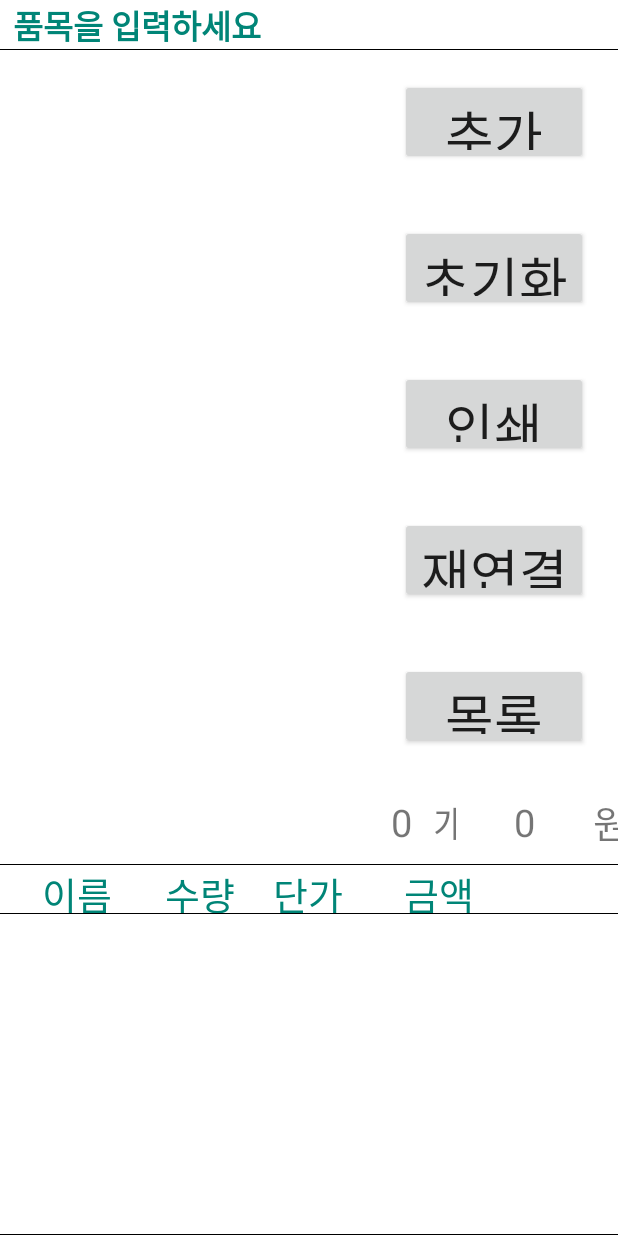
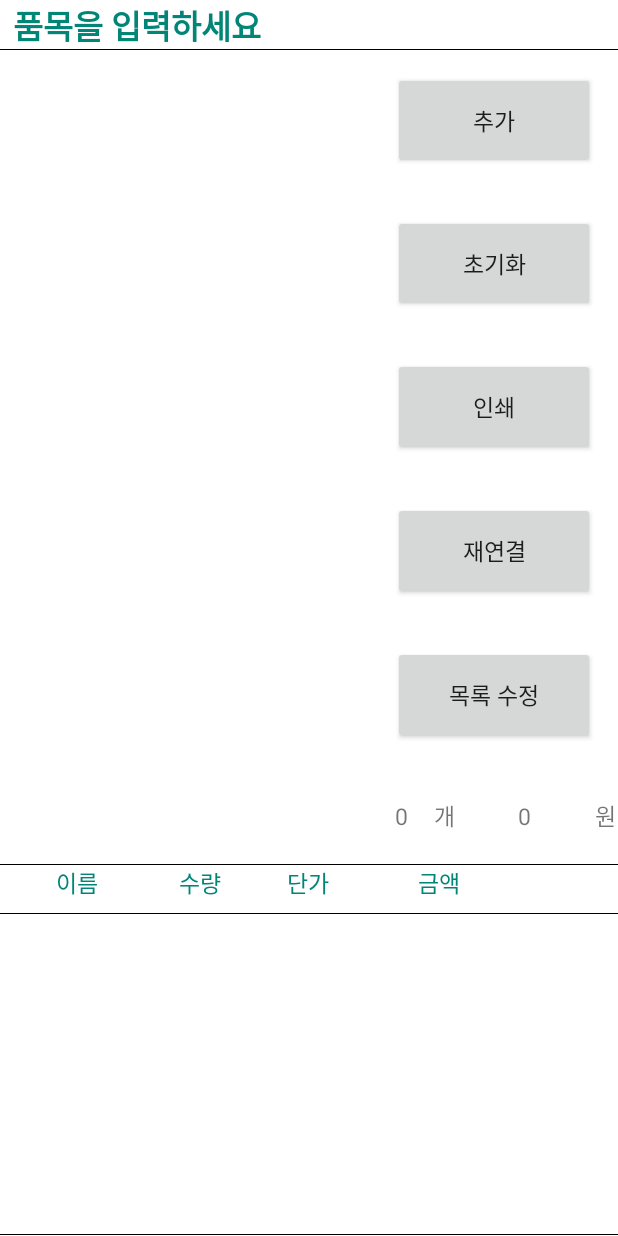
Before and after one commit to hyeonslove/Java-JejuCacutsFarmProject, an Android app: the layout activity_main.xml on its own in the app's theme, with its tools: preview values and no code run, on a phone screen of 412 x 824 dp. Run offline under Robolectric (Android 15) with nearby library versions, the phone set to English and light mode, and no system bars.

Commit message:
Version_2.000

```diff
--- a/app/src/main/res/layout/activity_main.xml
+++ b/app/src/main/res/layout/activity_main.xml
@@ -66,41 +66,41 @@
                 android:layout_width="match_parent"
                 android:layout_height="0dp"
                 android:layout_weight="10"
-                android:layout_margin="20dp"
+                android:layout_margin="15dp"
                 android:text="추가"
-                android:textSize="35sp"/>
+                android:textSize="15sp"/>
             <Button
                 android:onClick="resetButton_onClick"
                 android:layout_width="match_parent"
                 android:layout_height="0dp"
                 android:layout_weight="10"
-                android:layout_margin="20dp"
+                android:layout_margin="15sp"
                 android:text="초기화"
-                android:textSize="35sp" />
+                android:textSize="15sp" />
             <Button
                 android:onClick="printButton_onClick"
                 android:layout_width="match_parent"
                 android:layout_height="0dp"
                 android:layout_weight="10"
-                android:layout_margin="20dp"
+                android:layout_margin="15dp"
                 android:text="인쇄"
-                android:textSize="35sp" />
+                android:textSize="15sp" />
             <Button
                 android:onClick="connectButton_onClick"
                 android:layout_width="match_parent"
                 android:layout_height="0dp"
                 android:layout_weight="10"
-                android:layout_margin="20dp"
+                android:layout_margin="15dp"
                 android:text="재연결"
-                android:textSize="35sp" />
+                android:textSize="15sp" />
             <Button
                 android:onClick="cactusEditButton_onClick"
                 android:layout_width="match_parent"
                 android:layout_height="0dp"
                 android:layout_weight="10"
-                android:layout_margin="20dp"
+                android:layout_margin="15dp"
                 android:text="목록 수정"
-                android:textSize="35sp" />
+                android:textSize="15sp" />
 
             <LinearLayout
                 android:layout_width="match_parent"
@@ -117,7 +117,7 @@
                     android:text="0"
                     android:textAlignment="center"
                     android:gravity="center"
-                    android:textSize="25sp"/>
+                    android:textSize="15sp"/>
 
                 <TextView
                     android:layout_width="0dp"
@@ -126,7 +126,7 @@
                     android:text="개"
                     android:textAlignment="center"
                     android:gravity="center"
-                    android:textSize="25sp"/>
+                    android:textSize="15sp"/>
 
                 <TextView
                     android:id="@+id/totalSumText"
@@ -137,7 +137,7 @@
                     android:text="0"
                     android:textAlignment="center"
                     android:gravity="center"
-                    android:textSize="25sp"/>
+                    android:textSize="15sp"/>
 
                 <TextView
                     android:layout_width="0dp"
@@ -146,7 +146,7 @@
                     android:text="원"
                     android:textAlignment="center"
                     android:gravity="center"
-                    android:textSize="25sp"/>
+                    android:textSize="15sp"/>
 
 
 
@@ -173,7 +173,7 @@
                 android:textColor="@color/colorPrimary"
                 android:textAlignment="center"
                 android:layout_gravity="center"
-                android:textSize="25sp" />
+                android:textSize="15sp" />
             <TextView
                 android:layout_width="0dp"
                 android:layout_height="match_parent"
@@ -182,7 +182,7 @@
                 android:textColor="@color/colorPrimary"
                 android:textAlignment="center"
                 android:layout_gravity="center"
-                android:textSize="25sp" />
+                android:textSize="15sp" />
             <TextView
                 android:layout_width="0dp"
                 android:layout_height="match_parent"
@@ -191,7 +191,7 @@
                 android:textColor="@color/colorPrimary"
                 android:textAlignment="center"
                 android:layout_gravity="center"
-                android:textSize="25sp" />
+                android:textSize="15sp" />
             <TextView
                 android:layout_width="0dp"
                 android:layout_height="match_parent"
@@ -200,7 +200,7 @@
                 android:textColor="@color/colorPrimary"
                 android:textAlignment="center"
                 android:layout_gravity="center"
-                android:textSize="25sp" />
+                android:textSize="15sp" />
 
         </LinearLayout>
 
--- a/app/src/main/res/layout/control_counterlistview.xml
+++ b/app/src/main/res/layout/control_counterlistview.xml
@@ -2,8 +2,8 @@
 <TextView
     xmlns:android="http://schemas.android.com/apk/res/android"
     android:id="@+id/counterText"
-    android:layout_height="50dp"
+    android:layout_height="40dp"
     android:layout_width="fill_parent"
-    android:textSize="25sp"
+    android:textSize="15sp"
     android:gravity="center">
 </TextView>
```
Also changed, not shown: app/src/main/java/com/example/jejufarmreceiptproject/Activity/MainActivity.java (+26 -1 lines), app/src/main/res/layout/control_basketlistview.xml (+10 -10 lines), app/src/main/res/layout/control_cactuslistview.xml (+4 -4 lines).
